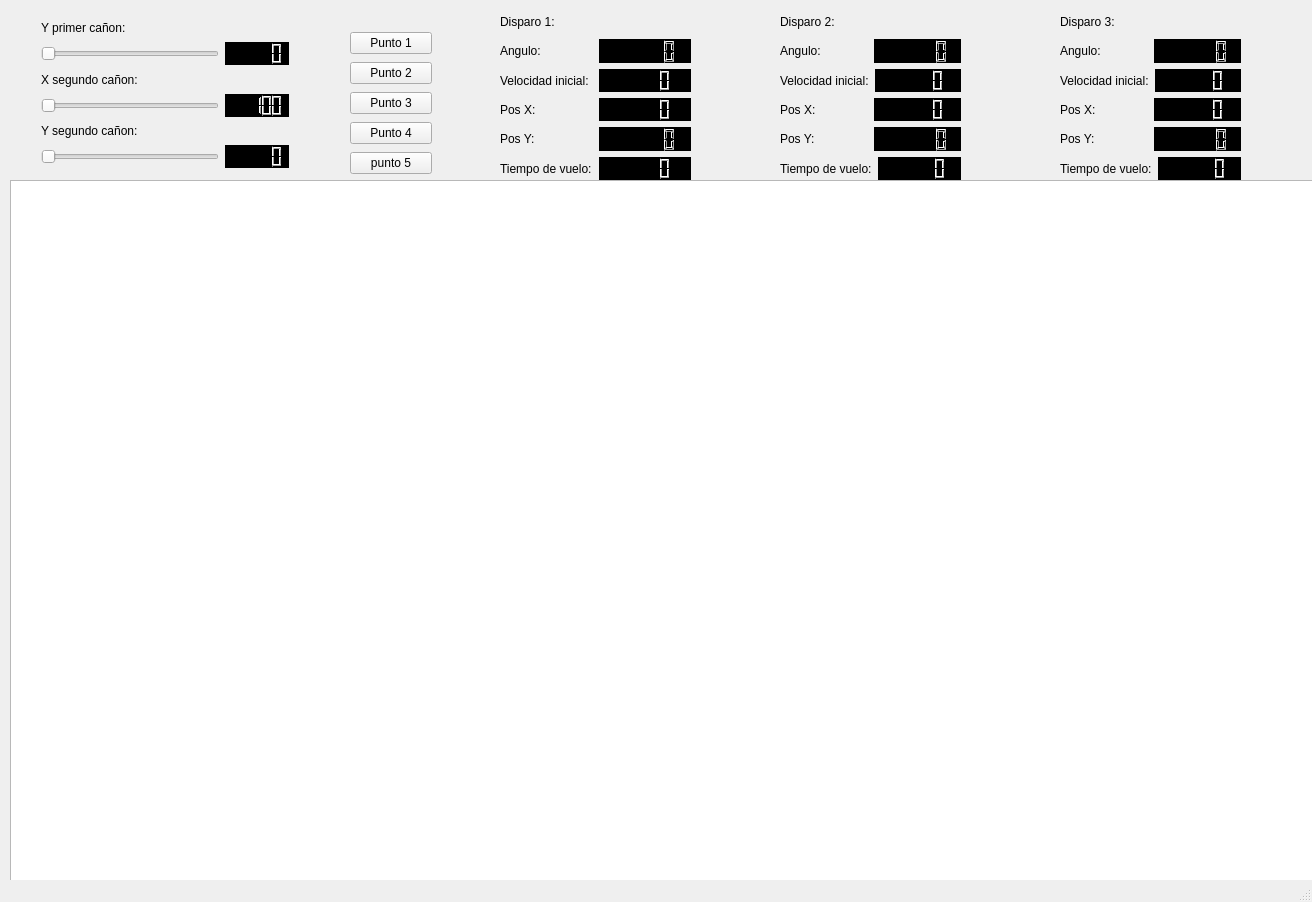
The window that mainwindow.ui (juanvergara3/parcial_final) describes before a commit, drawn with Qt 5.
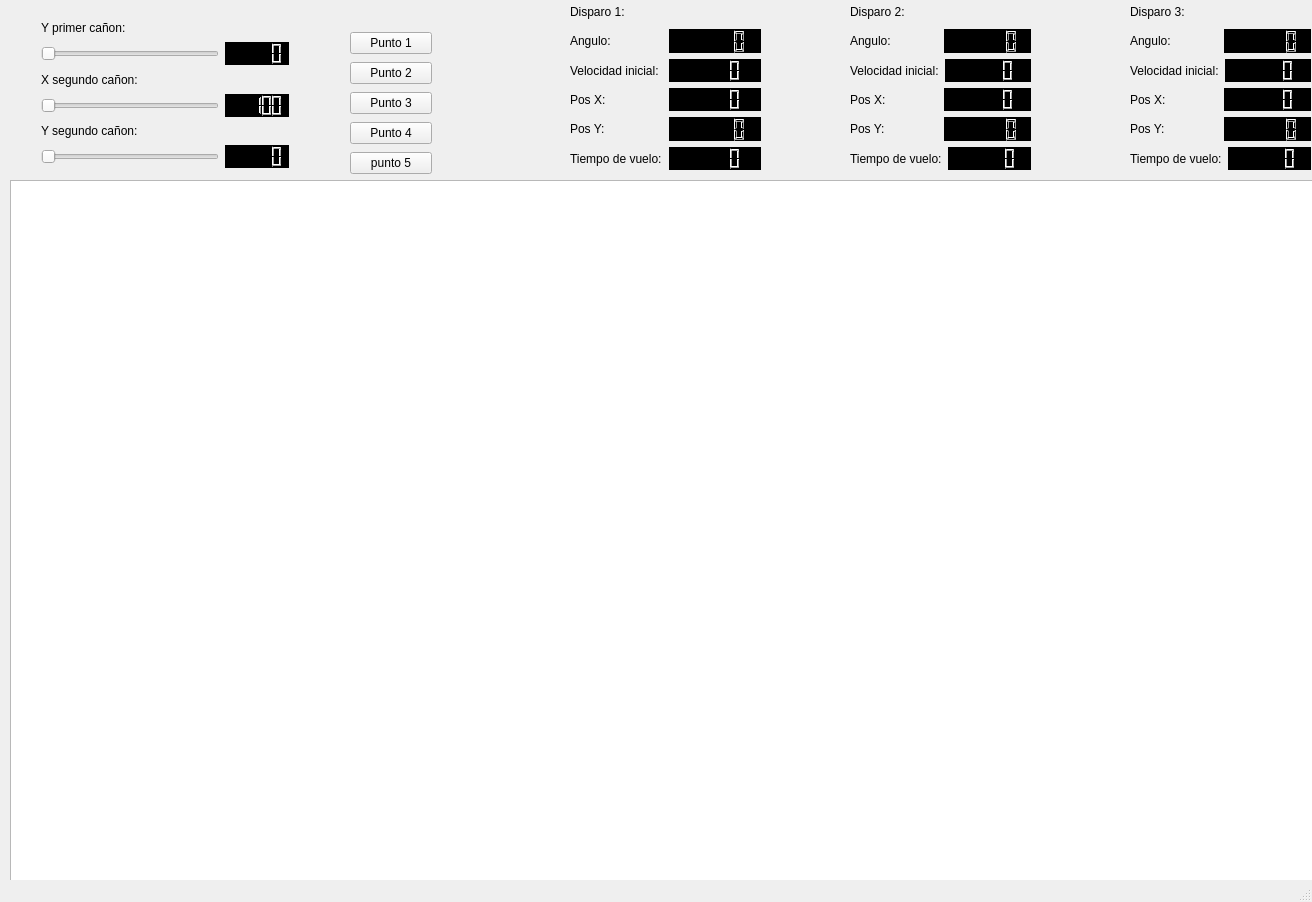
The same window after the commit.

The edit to the form file:
```diff
--- a/mainwindow.ui
+++ b/mainwindow.ui
@@ -325,8 +325,8 @@
    <widget class="QWidget" name="layoutWidget_2">
     <property name="geometry">
      <rect>
-      <x>780</x>
-      <y>10</y>
+      <x>850</x>
+      <y>0</y>
       <width>181</width>
       <height>170</height>
      </rect>
@@ -437,8 +437,8 @@
    <widget class="QWidget" name="layoutWidget_3">
     <property name="geometry">
      <rect>
-      <x>1060</x>
-      <y>10</y>
+      <x>1130</x>
+      <y>0</y>
       <width>181</width>
       <height>170</height>
      </rect>
@@ -549,8 +549,8 @@
    <widget class="QWidget" name="">
     <property name="geometry">
      <rect>
-      <x>500</x>
-      <y>10</y>
+      <x>570</x>
+      <y>0</y>
       <width>191</width>
       <height>170</height>
      </rect>
```
Left out of the diff: 6 changed lines with no effect on the pictures.
